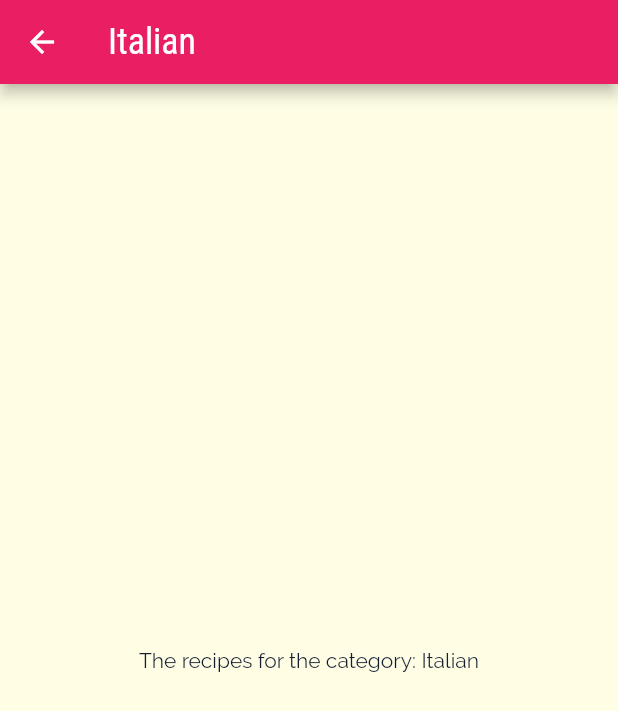
After one commit to psieczkowska/meal_app, a Flutter app: the screen it shows after launch, after a tap on "Italian", on a phone screen of 412 x 824 dp. The commit adds this screen. Shown: the top 711 px of the screen. Run offline on Flutter 3.47's test engine with Material 2 defaults, Android fonts, the phone set to English and light mode, and no system bars.

Commit message:
Add basic navigation

```diff
--- a/lib/categories_screen.dart
+++ b/lib/categories_screen.dart
@@ -20,6 +20,7 @@ class CategoriesScreen extends StatelessWidget {
             .map((catData) => CategoryItem(
                   title: catData.title,
                   color: catData.color,
+                  id: catData.id,
                 ))
             .toList(),
       ),
--- a/lib/category_item.dart
+++ b/lib/category_item.dart
@@ -1,13 +1,35 @@
 import 'package:flutter/material.dart';
+import 'package:meal_app/category_meals_screen.dart';
 
 class CategoryItem extends StatelessWidget {
-  const CategoryItem({Key? key, required this.title, required this.color})
-      : super(key: key);
+  final String id;
   final String title;
   final Color color;
+
+  const CategoryItem(
+      {Key? key, required this.title, required this.color, required this.id})
+      : super(key: key);
+
+  void selectCategory(BuildContext ctx) {
+    Navigator.of(ctx).push(
+      MaterialPageRoute(
+        builder: (_) {
+          return CategoryMealsScreen(
+            categoryId: id,
+            category: title,
+          );
+        },
+      ),
+    );
+  }
+
   @override
   Widget build(BuildContext context) {
-    return Container(
+    return InkWell(
+      onTap: () => selectCategory(context),
+      borderRadius: BorderRadius.circular(15),
+      splashColor: Theme.of(context).primaryColor,
+      child: Container(
         padding: const EdgeInsets.all(15),
         child: Text(
           title,
@@ -21,6 +43,7 @@ class CategoryItem extends StatelessWidget {
           ),
           borderRadius: BorderRadius.circular(15),
         ),
+      ),
     );
   }
 }
--- /dev/null
+++ b/lib/category_meals_screen.dart
@@ -0,0 +1,25 @@
+import 'package:flutter/material.dart';
+
+class CategoryMealsScreen extends StatelessWidget {
+
+final String categoryId;
+final String category;
+
+  const CategoryMealsScreen({Key? key,required this.categoryId,required this.category}) : super(key: key);
+
+  @override
+  Widget build(BuildContext context) {
+    return Scaffold(
+      appBar: AppBar(
+        title: Text(
+          category
+        ),
+      ),
+      body: Center(
+        child: Text(
+          'The recipes for the category: $category',
+        ),
+      ),
+    );
+  }
+}
```
Lines whose indentation alone changed are shown as unchanged.
